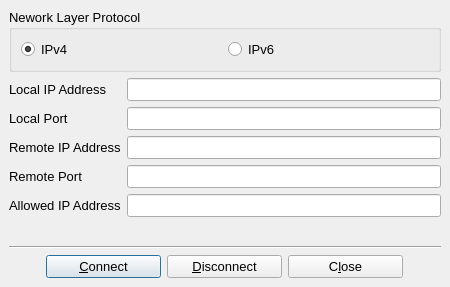
This is setupDialog.ui in textbrowser/qtchess as Qt 5 draws it before an edit. The edited form follows.
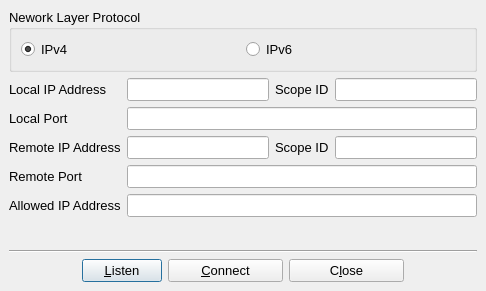
This is the edited form. Icons and pictures are not drawn.

Commit message: Listen flexibility.

```diff
--- a/setupDialog.ui
+++ b/setupDialog.ui
@@ -6,8 +6,8 @@
    <rect>
     <x>0</x>
     <y>0</y>
-    <width>450</width>
-    <height>287</height>
+    <width>486</width>
+    <height>291</height>
    </rect>
   </property>
   <property name="minimumSize">
@@ -85,9 +85,6 @@
      <item row="3" column="1">
       <widget class="QLineEdit" name="rport"/>
      </item>
-     <item row="2" column="1">
-      <widget class="QLineEdit" name="rhost"/>
-     </item>
      <item row="2" column="0">
       <widget class="QLabel" name="label_3">
        <property name="font">
@@ -112,13 +109,6 @@
        </property>
       </widget>
      </item>
-     <item row="0" column="1">
-      <widget class="QLineEdit" name="host">
-       <property name="readOnly">
-        <bool>true</bool>
-       </property>
-      </widget>
-     </item>
      <item row="0" column="0">
       <widget class="QLabel" name="label">
        <property name="font">
@@ -146,6 +136,40 @@
      <item row="4" column="1">
       <widget class="QLineEdit" name="allowedHost"/>
      </item>
+     <item row="2" column="1">
+      <layout class="QHBoxLayout" name="horizontalLayout_2">
+       <item>
+        <widget class="QLineEdit" name="rhost"/>
+       </item>
+       <item>
+        <widget class="QLabel" name="label_6">
+         <property name="text">
+          <string>Scope ID</string>
+         </property>
+        </widget>
+       </item>
+       <item>
+        <widget class="QLineEdit" name="rScopeId"/>
+       </item>
+      </layout>
+     </item>
+     <item row="0" column="1">
+      <layout class="QHBoxLayout" name="horizontalLayout_3">
+       <item>
+        <widget class="QLineEdit" name="host"/>
+       </item>
+       <item>
+        <widget class="QLabel" name="label_7">
+         <property name="text">
+          <string>Scope ID</string>
+         </property>
+        </widget>
+       </item>
+       <item>
+        <widget class="QLineEdit" name="lScopeId"/>
+       </item>
+      </layout>
+     </item>
     </layout>
    </item>
    <item>
@@ -189,6 +213,13 @@
        </property>
       </spacer>
      </item>
+     <item>
+      <widget class="QPushButton" name="listen">
+       <property name="text">
+        <string>&amp;Listen</string>
+       </property>
+      </widget>
+     </item>
      <item>
       <widget class="QPushButton" name="ok">
        <property name="minimumSize">
@@ -207,24 +238,6 @@
        </property>
       </widget>
      </item>
-     <item>
-      <widget class="QPushButton" name="disconnect">
-       <property name="minimumSize">
-        <size>
-         <width>115</width>
-         <height>0</height>
-        </size>
-       </property>
-       <property name="font">
-        <font>
-         <pointsize>10</pointsize>
-        </font>
-       </property>
-       <property name="text">
-        <string>&amp;Disconnect</string>
-       </property>
-      </widget>
-     </item>
      <item>
       <widget class="QPushButton" name="cancel">
        <property name="minimumSize">
```
Left out of the diff: 4 changed lines with no effect on the pictures. The commit also changes 4 other files.
